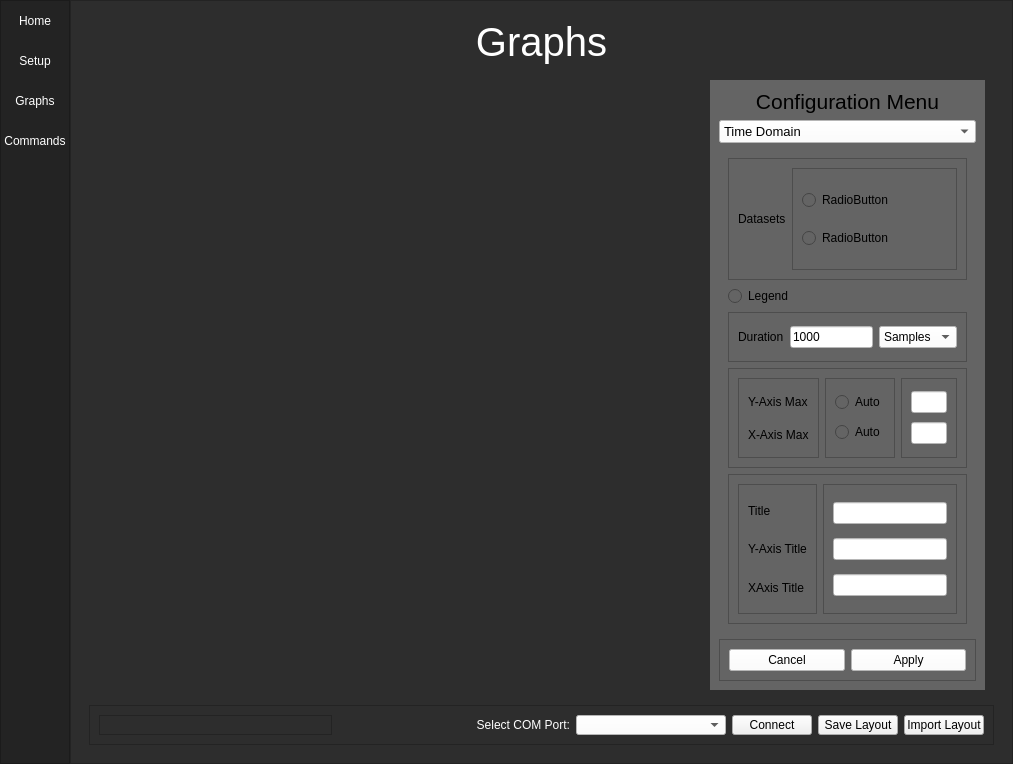
First picture: the form in TelemetryViewer/ui_main.ui, repository UBCO-Motorsports/WirelessTelemetryCapstone, before the edit.
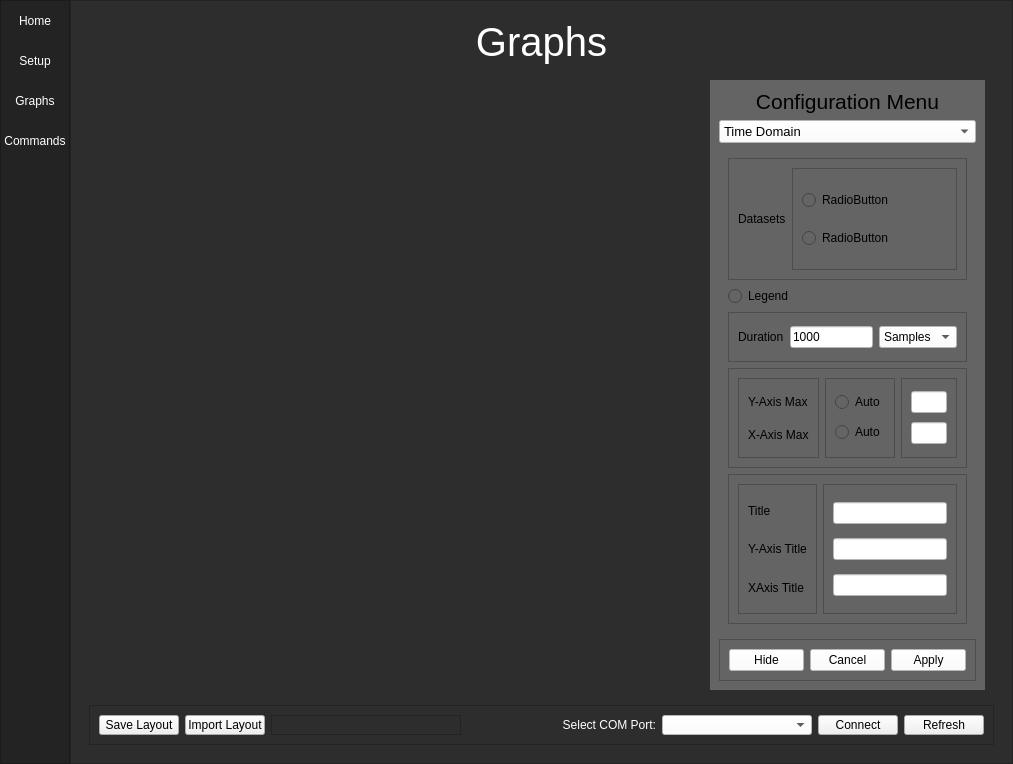
Second picture: the form after the edit. The open tabs and pages were chosen to show the change. Icons and pictures are not drawn.

Commit message: Refresh hide and more

The edit to the form file:
```diff
--- a/TelemetryViewer/ui_main.ui
+++ b/TelemetryViewer/ui_main.ui
@@ -1657,6 +1657,16 @@
                        <enum>QFrame::Raised</enum>
                       </property>
                       <layout class="QHBoxLayout" name="horizontalLayout_8">
+                       <item>
+                        <widget class="QPushButton" name="hideConfig_btn">
+                         <property name="styleSheet">
+                          <string notr="true">background-color: rgb(255, 255, 255);</string>
+                         </property>
+                         <property name="text">
+                          <string>Hide</string>
+                         </property>
+                        </widget>
+                       </item>
                        <item>
                         <widget class="QPushButton" name="cancelConfig_btn">
                          <property name="styleSheet">
@@ -1701,6 +1711,54 @@
                  <enum>QFrame::Raised</enum>
                 </property>
                 <layout class="QHBoxLayout" name="horizontalLayout_9">
+                 <item>
+                  <widget class="QPushButton" name="savelayout_btn">
+                   <property name="maximumSize">
+                    <size>
+                     <width>80</width>
+                     <height>16777215</height>
+                    </size>
+                   </property>
+                   <property name="styleSheet">
+                    <string notr="true">QPushButton {
+	color: rgb(0, 0, 0);
+	border-color: rgb(240, 240, 240);
+	background-color: rgb(240, 240, 240);
+
+}
+QPushButton:hover {
+	background-color: rgb(0, 85, 255);
+}</string>
+                   </property>
+                   <property name="text">
+                    <string>Save Layout</string>
+                   </property>
+                  </widget>
+                 </item>
+                 <item>
+                  <widget class="QPushButton" name="importlayout_btn">
+                   <property name="maximumSize">
+                    <size>
+                     <width>80</width>
+                     <height>16777215</height>
+                    </size>
+                   </property>
+                   <property name="styleSheet">
+                    <string notr="true">QPushButton {
+	color: rgb(0, 0, 0);
+	border-color: rgb(240, 240, 240);
+	background-color: rgb(240, 240, 240);
+
+}
+QPushButton:hover {
+	background-color: rgb(0, 85, 255);
+}</string>
+                   </property>
+                   <property name="text">
+                    <string>Import Layout</string>
+                   </property>
+                  </widget>
+                 </item>
                  <item>
                   <widget class="QFrame" name="frame_18">
                    <property name="frameShape">
@@ -1769,7 +1827,7 @@
                   </widget>
                  </item>
                  <item>
-                  <widget class="QPushButton" name="savelayout_btn">
+                  <widget class="QPushButton" name="refreshPort_btn">
                    <property name="maximumSize">
                     <size>
                      <width>80</width>
@@ -1788,31 +1846,7 @@
 }</string>
                    </property>
                    <property name="text">
-                    <string>Save Layout</string>
-                   </property>
-                  </widget>
-                 </item>
-                 <item>
-                  <widget class="QPushButton" name="importlayout_btn">
-                   <property name="maximumSize">
-                    <size>
-                     <width>80</width>
-                     <height>16777215</height>
-                    </size>
-                   </property>
-                   <property name="styleSheet">
-                    <string notr="true">QPushButton {
-	color: rgb(0, 0, 0);
-	border-color: rgb(240, 240, 240);
-	background-color: rgb(240, 240, 240);
-
-}
-QPushButton:hover {
-	background-color: rgb(0, 85, 255);
-}</string>
-                   </property>
-                   <property name="text">
-                    <string>Import Layout</string>
+                    <string>Refresh</string>
                    </property>
                   </widget>
                  </item>
```
Left out of the diff: 6 changed lines with no effect on the pictures. The commit also changes 2 other files.
